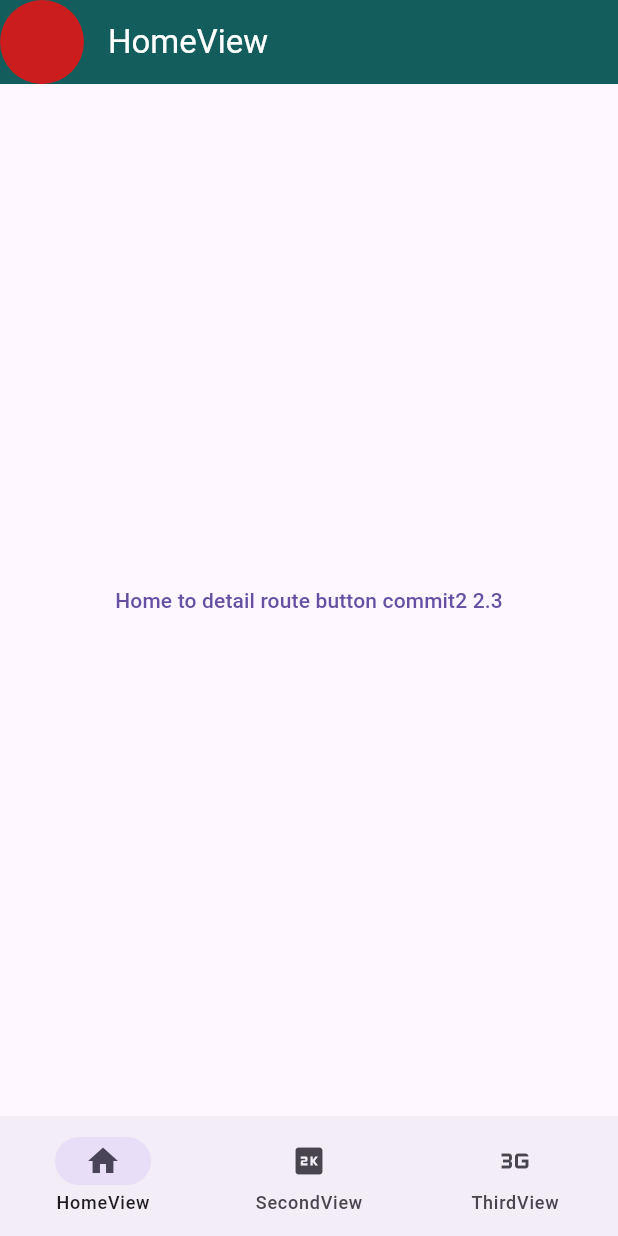
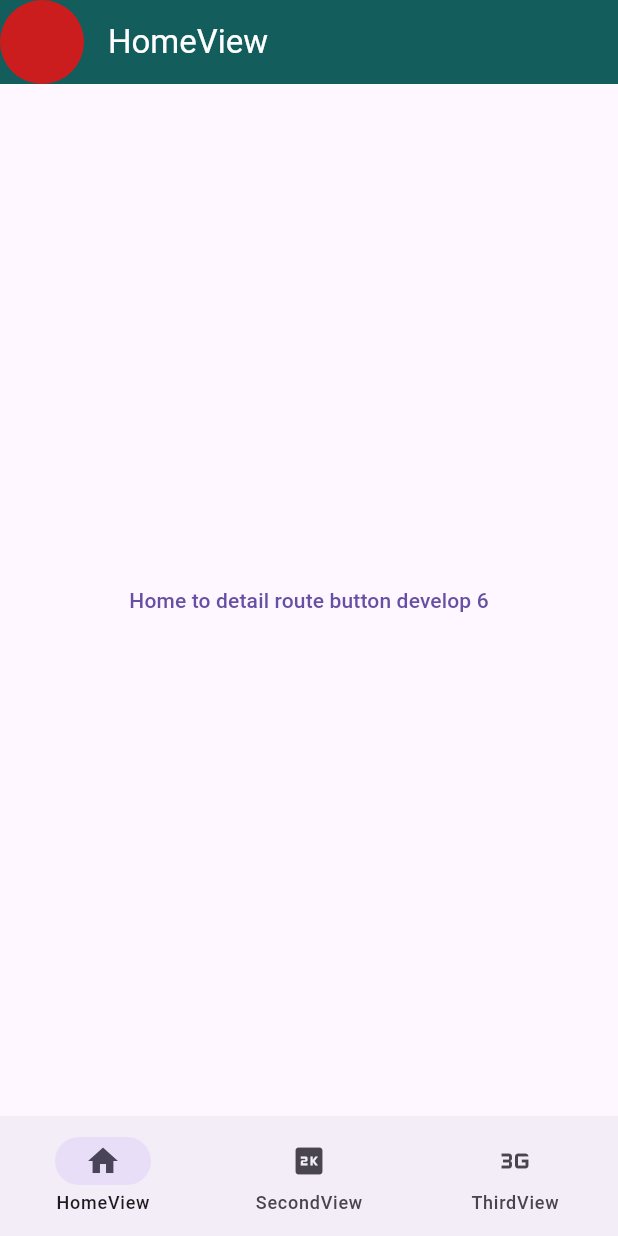
Before and after one commit to Slupshi/poc_navigation, a Flutter app: the screen it shows after launch, on a phone screen of 412 x 824 dp. Run offline on Flutter 3.47's test engine with Material 3 defaults, Android fonts, the light colour scheme and no system bars; our stand-ins replace go_router.

Commit message:
Squash feature 6

```diff
--- a/lib/screens/home_view.dart
+++ b/lib/screens/home_view.dart
@@ -12,7 +12,7 @@ class HomeView extends StatelessWidget {
       hasLeadingAvatar: true,
       body: Center(
         child: TextButton(
-          child: const Text("Home to detail route button commit2 2.3"),
+          child: const Text("Home to detail route button develop 6"),
           onPressed: () => const HomeDetailViewRouteData(id: 456).go(context),
         ),
       ),
```
